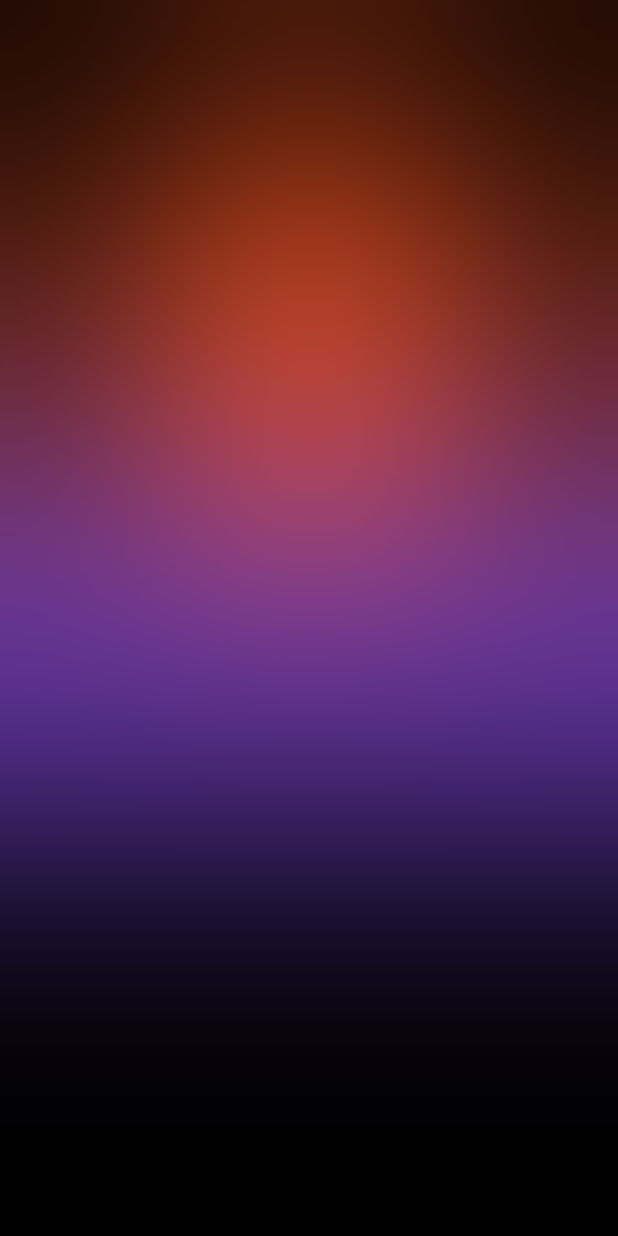
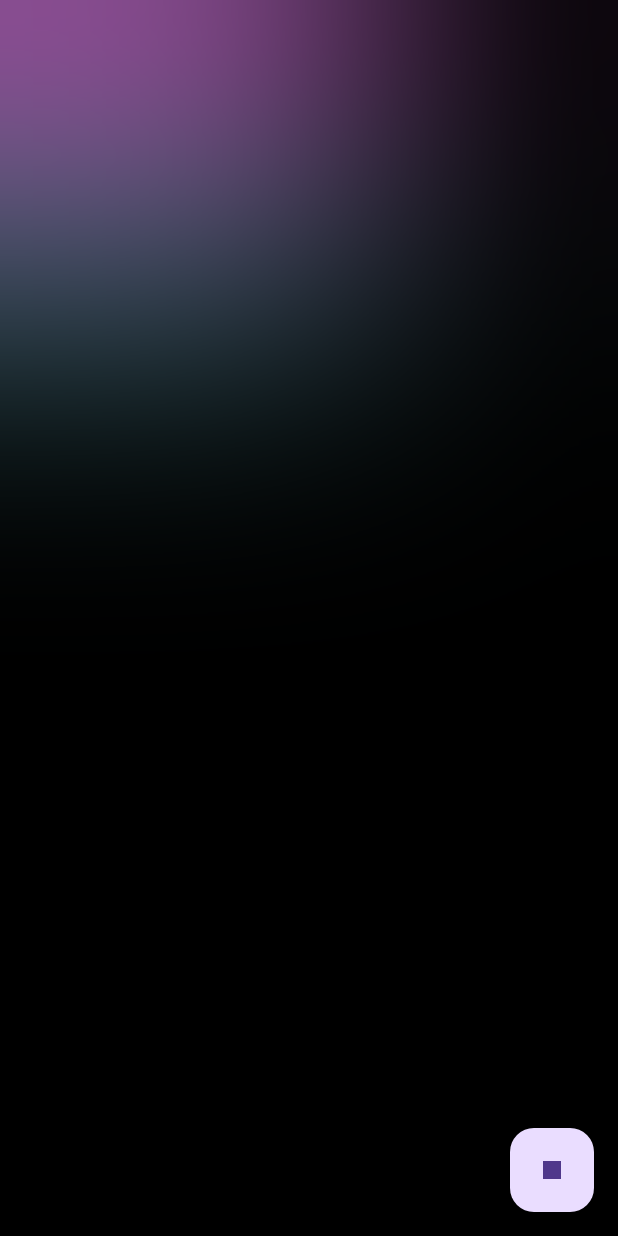
Before and after one commit to shivam2109964/colorPridct, a Flutter app: the screen it shows after launch, on a phone screen of 412 x 824 dp. Run offline on Flutter 3.47's test engine with Material 3 defaults, Android fonts, the phone set to English and light mode, and no system bars.

Commit message:
Glass effect practice

```diff
--- a/lib/main.dart
+++ b/lib/main.dart
@@ -1,54 +1,16 @@
-import 'dart:ui';
-
 import 'package:flutter/material.dart';
+import 'package:strive/service%20-%201/src/screen/Layout%201.dart';
 
 void main() => runApp(MyApp());
 
-class MyApp extends StatelessWidget {
+class MyApp extends StatelessWidget{
   const MyApp({super.key});
 
   @override
-  Widget build(BuildContext context) {
-    return MaterialApp(
-        debugShowCheckedModeBanner: false,
-        home: Scaffold(
-          backgroundColor: Colors.black,
-          body: Stack(
-            children: <Widget>[
-              Positioned(
-                top: 300,
-                child: Container(
-                  height: 250,
-                  width: 250,
-                  decoration: const BoxDecoration(color: Colors.deepPurple),
-                ),
-              ),
-              Positioned(
-                top: 300,
-                right: 0,
-                child: Container(
-                  height: 250,
-                  width: 250,
-                  decoration: const BoxDecoration(color: Colors.deepPurple),
-                ),
-              ),
-              Positioned(
-                top: 90,
-                right: 80,
-                child: Container(
-                  height: 250,
-                  width: 250,
-                  decoration: const BoxDecoration(color: Colors.deepOrange),
-                ),
-              ),
-              BackdropFilter(
-                filter: ImageFilter.blur(sigmaX: 100, sigmaY: 100),
-                child: Container(
-                  decoration: const BoxDecoration(color: Colors.transparent),
-                ),
-              )
-            ],
-          ),
-        ));
+  Widget build (BuildContext context){
+    return const MaterialApp(
+      debugShowCheckedModeBanner: false,
+      home: Layout() ,
+    );
   }
 }
--- /dev/null
+++ b/lib/service - 1/src/screen/Layout 1.dart
@@ -0,0 +1,128 @@
+import 'dart:ui';
+
+import 'package:flutter/material.dart';
+import 'dart:math';
+import 'dart:async';
+
+class Layout extends StatefulWidget {
+  const Layout({super.key});
+  @override
+  State<Layout> createState() => _LayoutState();
+}
+
+class _LayoutState extends State<Layout> {
+  double _width = 100;
+  double _height = 100;
+  Color _color = Colors.red;
+  Color _color1 = Colors.tealAccent;
+  BorderRadiusGeometry _borderRadius = BorderRadius.circular(8);
+  Timer? _timer;
+  bool _isAnimationRunning = true;
+
+  @override
+  void initState() {
+    super.initState();
+    _startAnimation();
+  }
+
+  void _startAnimation() {
+    _timer = Timer.periodic(const Duration(milliseconds: 500), (timer) {
+      final random = Random();
+
+      setState(() {
+        _width = random.nextInt(500).toDouble();
+        _height = random.nextInt(500).toDouble();
+
+        _color = Color.fromRGBO(
+          random.nextInt(256),
+          random.nextInt(256),
+          random.nextInt(256),
+          1,
+        );
+
+        _color1 = Color.fromRGBO(
+          random.nextInt(3000),
+          random.nextInt(2000),
+          random.nextInt(2999),
+          1,
+        );
+
+        _borderRadius = BorderRadius.circular(
+          random.nextInt(100).toDouble(),
+        );
+      });
+    });
+  }
+
+  void _stopAnimation() {
+    _timer?.cancel();
+  }
+
+  @override
+  void dispose() {
+    _timer?.cancel();
+    super.dispose();
+  }
+
+  @override
+  Widget build(BuildContext context) {
+    return Scaffold(
+      backgroundColor: Colors.black,
+      body: Stack(
+        children: [
+          Positioned(
+            right: 158,
+            child: AnimatedContainer(
+              width: _width,
+              height: _height,
+              decoration: BoxDecoration(
+                color: _color,
+                borderRadius: _borderRadius,
+              ),
+              duration: const Duration(seconds: 9),
+              curve: Curves.decelerate,
+            ),
+          ),
+          Positioned(
+            right: 158,
+            top: 69,
+            child: AnimatedContainer(
+              width: _width,
+              height: _height,
+              decoration: BoxDecoration(
+                color: _color1,
+                borderRadius: _borderRadius,
+              ),
+              duration: const Duration(seconds: 9),
+              curve: Curves.decelerate,
+            ),
+          ),
+          BackdropFilter(
+            filter: ImageFilter.blur(
+              sigmaX: 100,
+              sigmaY: 100,
+            ),
+            child: Container(
+              decoration: const BoxDecoration(color: Colors.transparent),
+            ),
+          ),
+        ],
+      ),
+      floatingActionButton: FloatingActionButton(
+        onPressed: () {
+          if (_isAnimationRunning) {
+            _stopAnimation();
+          } else {
+            _startAnimation();
+          }
+          setState(() {
+            _isAnimationRunning = !_isAnimationRunning;
+          });
+        },
+        child: _isAnimationRunning
+            ? const Icon(Icons.stop)
+            : const Icon(Icons.play_arrow_sharp),
+      ),
+    );
+  }
+}
```
